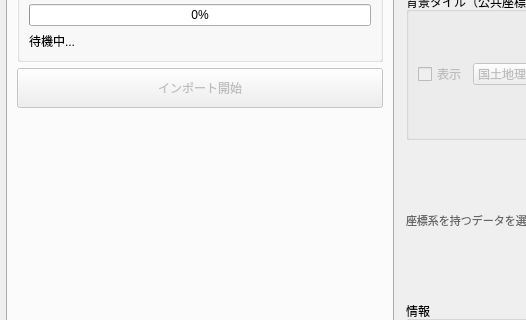
raw-slnc/kozu_xml_integrator, file kozu_main_window.ui: the form before one commit; both pictures show x 0 to 526 and y 323 to 643 of the 1200 by 800 pixel window.
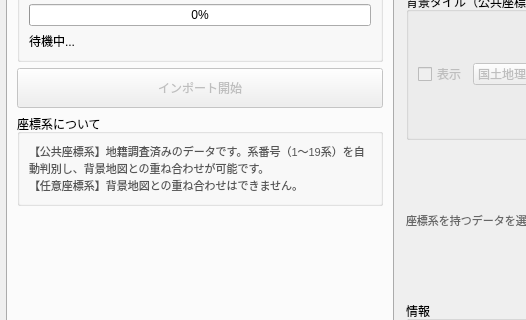
The form after the commit.

Commit message:
v0.2.0 fix: dynamic CRS detection, correct tile availability judgment
- Dynamically resolve coordinate zone from crs_type (公共座標N系 →
  EPSG:6668+N), supporting all 19 zones (was hardcoded to zone 8/6676)
- Fix _is_arbitrary: use t_xml_meta.crs_type as authoritative source
  instead of t_fude_poly.coord_type (measurement method ≠ coord system)
- Update import tip text to reflect multi-zone support

The edit to the form file:
```diff
--- a/kozu_main_window.ui
+++ b/kozu_main_window.ui
@@ -228,6 +228,30 @@
              </property>
             </widget>
            </item>
+           <!-- Tip Section -->
+           <item>
+            <widget class="QGroupBox" name="groupImportTip">
+             <property name="title">
+              <string>座標系について</string>
+             </property>
+             <layout class="QVBoxLayout" name="importTipLayout">
+              <item>
+               <widget class="QLabel" name="lblImportTip">
+                <property name="text">
+                 <string>【公共座標系】地籍調査済みのデータです。系番号（1〜19系）を自動判別し、背景地図との重ね合わせが可能です。
+【任意座標系】背景地図との重ね合わせはできません。</string>
+                </property>
+                <property name="wordWrap">
+                 <bool>true</bool>
+                </property>
+                <property name="styleSheet">
+                 <string>color: #555555; font-size: 11px;</string>
+                </property>
+               </widget>
+              </item>
+             </layout>
+            </widget>
+           </item>
            <item>
             <spacer name="importSpacer">
              <property name="orientation">
```
The commit also changes 2 other files.
